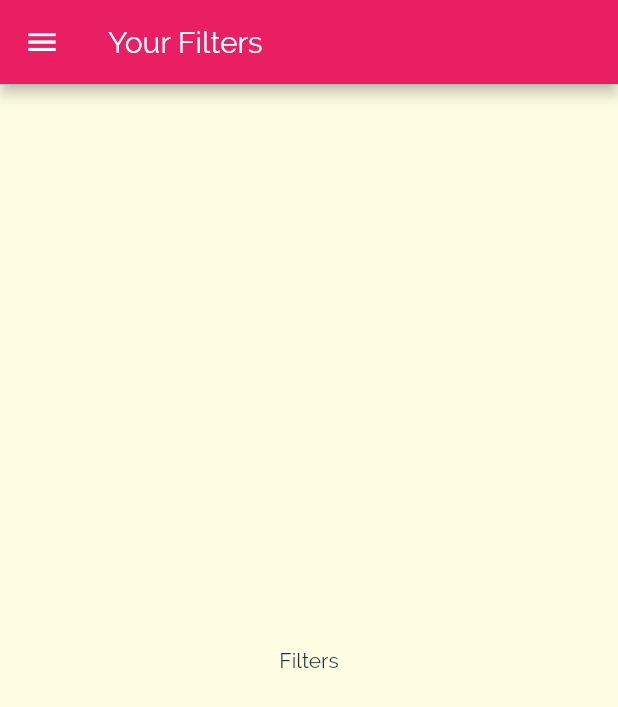
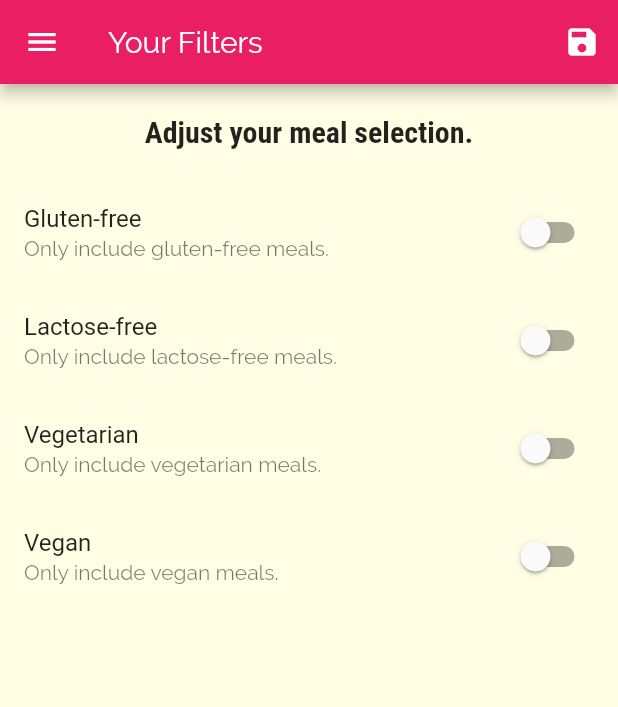
Before and after one commit to cyw233/delimeals, a Flutter app: the FiltersScreen screen opened by its route, on a phone screen of 412 x 824 dp. Shown: the top 707 px of the screen. Run offline on Flutter 3.47's test engine with Material 2 defaults, Android fonts, the phone set to English and light mode, and no system bars.

Commit message:
Finish course 178 5:30

```diff
--- a/lib/main.dart
+++ b/lib/main.dart
@@ -1,15 +1,54 @@
 import 'package:flutter/material.dart';
 
+import './dummy_data.dart';
 import './screens/filters_screen.dart';
 import './screens/tabs_screen.dart';
 import './screens/meal_detail_screen.dart';
 import './screens/category_meals_screen.dart';
+import './models/meal.dart';
 // import './screens/categories_screen.dart';
 
 void main() => runApp(MyApp());
 
-class MyApp extends StatelessWidget {
+class MyApp extends StatefulWidget {
   // This widget is the root of your application.
+  @override
+  _MyAppState createState() => _MyAppState();
+}
+
+class _MyAppState extends State<MyApp> {
+  Map<String, bool> _filters = {
+    'gluten': false,
+    'lactose': false,
+    'vegan': false,
+    'vegetarian': false,
+  };
+
+  List<Meal> _availableMeals = DUMMY_MEALS;
+  List<Meal> _favoriteMeals = [];
+
+  void _setFilters(Map<String, bool> filterData) {
+    setState(() {
+      _filters = filterData;
+
+      _availableMeals = DUMMY_MEALS.where((meal) {
+        if (_filters['gluten'] && !meal.isGlutenFree) {
+          return false;
+        }
+        if (_filters['lactose'] && !meal.isLactoseFree) {
+          return false;
+        }
+        if (_filters['vegan'] && !meal.isVegan) {
+          return false;
+        }
+        if (_filters['vegetarian'] && !meal.isVegetarian) {
+          return false;
+        }
+        return true;
+      }).toList();
+    });
+  }
+
   @override
   Widget build(BuildContext context) {
     return MaterialApp(
@@ -31,10 +70,11 @@ class MyApp extends StatelessWidget {
       ),
       // home: CategoriesScreen(),
       routes: {
-        '/': (ctx) => TabsScreen(),
-        CategoryMealsScreen.routeName: (ctx) => CategoryMealsScreen(),
+        '/': (ctx) => TabsScreen(_favoriteMeals),
+        CategoryMealsScreen.routeName: (ctx) =>
+            CategoryMealsScreen(_availableMeals),
         MealDetailScreen.routeName: (ctx) => MealDetailScreen(),
-        FiltersScreen.routeName: (ctx) => FiltersScreen(),
+        FiltersScreen.routeName: (ctx) => FiltersScreen(_filters, _setFilters),
       },
       // onGenerateRoute: (settings) {
       //   print(settings.arguments);
--- a/lib/screens/category_meals_screen.dart
+++ b/lib/screens/category_meals_screen.dart
@@ -1,11 +1,15 @@
 import 'package:flutter/material.dart';
 
 import '../widgets/meal_item.dart';
-import '../dummy_data.dart';
+// import '../dummy_data.dart';
 import '../models/meal.dart';
 
 class CategoryMealsScreen extends StatefulWidget {
   static const routeName = '/category-meals';
+
+  final List<Meal> availabelMeals;
+
+  CategoryMealsScreen(this.availabelMeals);
 
   @override
   _CategoryMealsScreenState createState() => _CategoryMealsScreenState();
@@ -28,7 +32,7 @@ class _CategoryMealsScreenState extends State<CategoryMealsScreen> {
           ModalRoute.of(context).settings.arguments as Map<String, String>;
       categoryTitle = routeArgs['title'];
       final categoryId = routeArgs['id'];
-      displayedMeals = DUMMY_MEALS.where((meal) {
+      displayedMeals = widget.availabelMeals.where((meal) {
         return meal.categories.contains(categoryId);
       }).toList();
       _loadedInitData = true;
--- a/lib/screens/favorite_screen.dart
+++ b/lib/screens/favorite_screen.dart
@@ -1,10 +1,16 @@
 import 'package:flutter/material.dart';
 
+import '../models/meal.dart';
+
 class FavoritesScreen extends StatelessWidget {
+  final List<Meal> favoriteMeals;
+
+  FavoritesScreen(this.favoriteMeals);
+
   @override
   Widget build(BuildContext context) {
     return Center(
-      child: Text('The Favorites'),
+      child: Text('You have no favorites yet - start adding some!'),
     );
   }
 }
--- a/lib/screens/filters_screen.dart
+++ b/lib/screens/filters_screen.dart
@@ -1,18 +1,124 @@
 import 'package:flutter/material.dart';
 import '../widgets/main_drawer.dart';
 
-class FiltersScreen extends StatelessWidget {
+class FiltersScreen extends StatefulWidget {
   static const routeName = '/filters';
+
+  final Map<String, bool> currentFilters;
+  final Function saveFilters;
+
+  FiltersScreen(this.currentFilters, this.saveFilters);
+
+  @override
+  _FiltersScreenState createState() => _FiltersScreenState();
+}
+
+class _FiltersScreenState extends State<FiltersScreen> {
+  var _glutenFree = false;
+  var _vegetarian = false;
+  var _vegan = false;
+  var _lactoseFree = false;
+
+  @override
+  initState() {
+    _glutenFree = widget.currentFilters['gluten'];
+    _lactoseFree = widget.currentFilters['lactose'];
+    _vegetarian = widget.currentFilters['vegetarian'];
+    _vegan = widget.currentFilters['vegan'];
+    super.initState();
+  }
+
+  Widget _buildSwitchListTile(
+    String title,
+    String description,
+    bool currentValue,
+    Function updateValue,
+  ) {
+    return SwitchListTile(
+      title: Text(title),
+      value: currentValue,
+      subtitle: Text(description),
+      onChanged: updateValue,
+    );
+  }
 
   @override
   Widget build(BuildContext context) {
     return Scaffold(
       appBar: AppBar(
         title: Text('Your Filters'),
+        actions: <Widget>[
+          IconButton(
+            icon: Icon(Icons.save),
+            onPressed: () {
+              final selectedFilters = {
+                'gluten': _glutenFree,
+                'lactose': _lactoseFree,
+                'vegan': _vegan,
+                'vegetarian': _vegetarian,
+              };
+              widget.saveFilters(selectedFilters);
+            },
+          )
+        ],
       ),
       drawer: MainDrawer(),
-      body: Center(
-        child: Text('Filters'),
+      body: Column(
+        children: <Widget>[
+          Container(
+            padding: EdgeInsets.all(20),
+            child: Text(
+              'Adjust your meal selection.',
+              style: Theme.of(context).textTheme.title,
+            ),
+          ),
+          Expanded(
+            child: ListView(
+              children: <Widget>[
+                _buildSwitchListTile(
+                  'Gluten-free',
+                  'Only include gluten-free meals.',
+                  _glutenFree,
+                  (newValue) {
+                    setState(() {
+                      _glutenFree = newValue;
+                    });
+                  },
+                ),
+                _buildSwitchListTile(
+                  'Lactose-free',
+                  'Only include lactose-free meals.',
+                  _lactoseFree,
+                  (newValue) {
+                    setState(() {
+                      _lactoseFree = newValue;
+                    });
+                  },
+                ),
+                _buildSwitchListTile(
+                  'Vegetarian',
+                  'Only include vegetarian meals.',
+                  _vegetarian,
+                  (newValue) {
+                    setState(() {
+                      _vegetarian = newValue;
+                    });
+                  },
+                ),
+                _buildSwitchListTile(
+                  'Vegan',
+                  'Only include vegan meals.',
+                  _vegan,
+                  (newValue) {
+                    setState(() {
+                      _vegan = newValue;
+                    });
+                  },
+                ),
+              ],
+            ),
+          )
+        ],
       ),
     );
   }
```
Also changed, not shown: lib/screens/tabs_screen.dart (+13 -3 lines).
